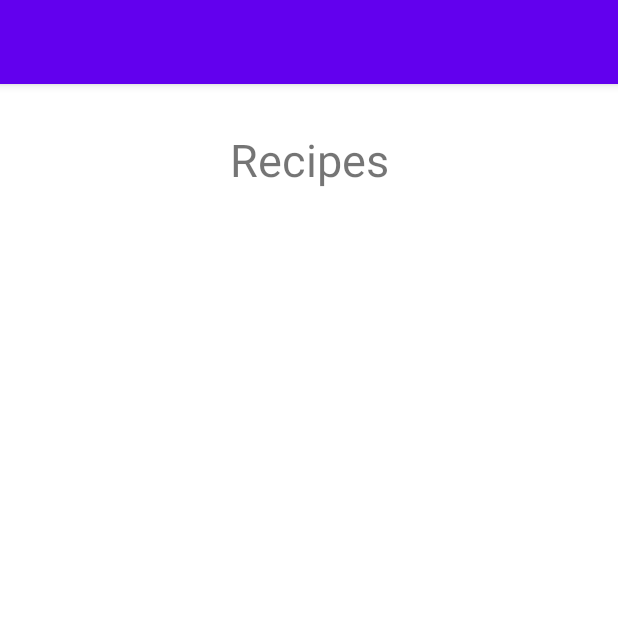
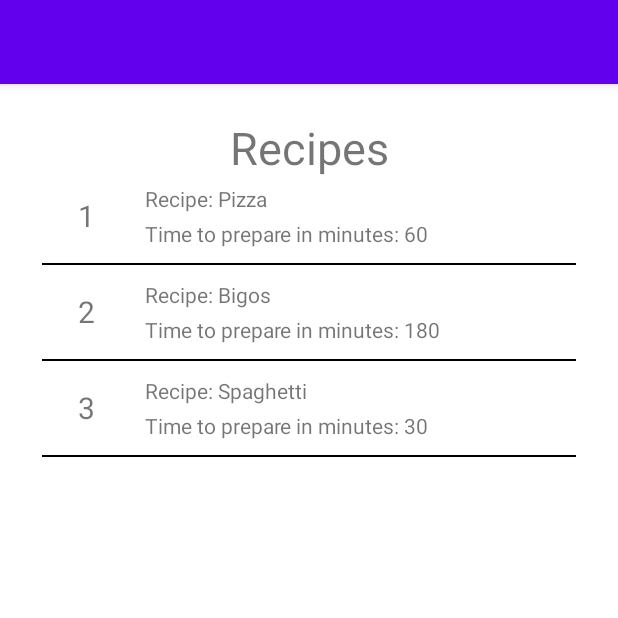
Before and after one commit to anras5/RecipeBox, an Android app: the screen it shows after launch (MainActivity), on a phone screen of 412 x 824 dp, the top half of it. Run offline under Robolectric (Android 15) with nearby library versions, the light colour scheme and no system bars.

Commit message:
Add recipe list in MainActivity.kt

```diff
--- a/app/src/main/java/com/example/recipebox/MainActivity.kt
+++ b/app/src/main/java/com/example/recipebox/MainActivity.kt
@@ -2,10 +2,66 @@ package com.example.recipebox
 
 import androidx.appcompat.app.AppCompatActivity
 import android.os.Bundle
+import androidx.recyclerview.widget.LinearLayoutManager
+import androidx.recyclerview.widget.RecyclerView
 
 class MainActivity : AppCompatActivity() {
+
+    lateinit var recipesRecyclerView: RecyclerView
+    lateinit var recipesListRecycler: MutableList<RecipeListItem>
+    lateinit var recipesList: MutableList<Recipe>
     override fun onCreate(savedInstanceState: Bundle?) {
         super.onCreate(savedInstanceState)
         setContentView(R.layout.activity_main)
+
+        recipesRecyclerView = findViewById(R.id.recyclerViewRecipes)
+        recipesRecyclerView.layoutManager = LinearLayoutManager(this)
+        recipesRecyclerView.setHasFixedSize(true)
+
+        recipesListRecycler = arrayListOf<RecipeListItem>()
+
+        recipesList = mutableListOf()
+        recipesList.add(
+            Recipe(
+                1,
+                "Pizza",
+                60,
+                "A delicious Italian dish consisting of a thin or thick crust, topped with tomato sauce, cheese, and various toppings such as meat, vegetables, or herbs."
+            )
+        )
+        recipesList.add(
+            Recipe(
+                2,
+                "Bigos",
+                180,
+                "Bigos is a traditional Polish stew made with sauerkraut, various meats, and sometimes mushrooms or prunes, simmered for hours with spices and often served with bread or potatoes."
+            )
+        )
+        recipesList.add(
+            Recipe(
+                3,
+                "Spaghetti",
+                30,
+                "Spaghetti is a long, thin pasta of Italian origin, typically served with a tomato-based sauce and often accompanied by meatballs, grated cheese, or other toppings"
+            )
+        )
+
+        getData()
+
+    }
+
+    private fun getData() {
+        for (recipe in recipesList) {
+            recipesListRecycler.add(
+                RecipeListItem(
+                    recipe.id,
+                    recipe.name,
+                    recipe.timeInMinutes
+                )
+            )
+        }
+
+        recipesRecyclerView.adapter = RecipesAdapter(recipesListRecycler)
+
     }
 }
--- /dev/null
+++ b/app/src/main/java/com/example/recipebox/Recipe.kt
@@ -0,0 +1,8 @@
+package com.example.recipebox
+
+data class Recipe (
+    var id: Int,
+    var name: String?,
+    var timeInMinutes: Int,
+    var description: String?,
+)
--- /dev/null
+++ b/app/src/main/java/com/example/recipebox/RecipeListItem.kt
@@ -0,0 +1,7 @@
+package com.example.recipebox
+
+data class RecipeListItem(
+    val number: Int,
+    var name: String?,
+    var timeInMinutes: Int
+)
--- /dev/null
+++ b/app/src/main/java/com/example/recipebox/RecipesAdapter.kt
@@ -0,0 +1,41 @@
+package com.example.recipebox
+
+import android.view.LayoutInflater
+import android.view.View
+import android.view.ViewGroup
+import android.widget.TextView
+import androidx.recyclerview.widget.RecyclerView
+import com.google.android.material.imageview.ShapeableImageView
+
+class RecipesAdapter(private val recipeListItem: MutableList<RecipeListItem>) :
+    RecyclerView.Adapter<RecipesAdapter.MyViewHolder>() {
+
+
+    override fun onCreateViewHolder(parent: ViewGroup, viewType: Int): MyViewHolder {
+
+        val itemView =
+            LayoutInflater.from(parent.context).inflate(R.layout.list_item, parent, false)
+        return MyViewHolder(itemView)
+
+    }
+
+    override fun onBindViewHolder(holder: MyViewHolder, position: Int) {
+        val currentItem = recipeListItem[position]
+        holder.tvNumber.text = currentItem.number.toString()
+        holder.tvRecipeName.text = "Recipe: ${currentItem.name}"
+        holder.tvTimeToPrepare.text = "Time to prepare in minutes: ${currentItem.timeInMinutes}"
+    }
+
+    override fun getItemCount(): Int {
+        return recipeListItem.size
+    }
+
+    class MyViewHolder(itemView: View) :
+        RecyclerView.ViewHolder(itemView) {
+
+        val tvNumber: TextView = itemView.findViewById(R.id.txtNumber)
+        val tvRecipeName: TextView = itemView.findViewById(R.id.txtRecipeName)
+        val tvTimeToPrepare: TextView = itemView.findViewById(R.id.txtTimeToPrepare)
+    }
+
+}
--- a/app/src/main/res/layout/activity_main.xml
+++ b/app/src/main/res/layout/activity_main.xml
@@ -7,14 +7,28 @@
     android:padding="20dp"
     tools:context=".MainActivity">
 
-    <TextView
+    <LinearLayout
         android:layout_width="match_parent"
         android:layout_height="wrap_content"
-        android:layout_gravity="center"
-        android:padding="10dp"
-        android:text="Recipes"
-        android:textAlignment="center"
-        android:textSize="30sp"/>
+        android:orientation="horizontal">
+
+        <TextView
+            android:layout_width="match_parent"
+            android:layout_height="wrap_content"
+            android:layout_gravity="center"
+            android:layout_margin="2dp"
+            android:layout_weight="1"
+            android:text="Recipes"
+            android:textAlignment="center"
+            android:textSize="30sp"/>
+
+    </LinearLayout>
+
+    <androidx.recyclerview.widget.RecyclerView
+        android:id="@+id/recyclerViewRecipes"
+        android:layout_width="match_parent"
+        android:layout_height="wrap_content"/>
+
 
 
 
--- /dev/null
+++ b/app/src/main/res/layout/list_item.xml
@@ -0,0 +1,55 @@
+<?xml version="1.0" encoding="utf-8"?>
+<LinearLayout xmlns:android="http://schemas.android.com/apk/res/android"
+    xmlns:tools="http://schemas.android.com/tools"
+    android:layout_width="match_parent"
+    android:layout_height="wrap_content"
+    android:orientation="vertical">
+
+    <LinearLayout
+        android:layout_width="match_parent"
+        android:layout_height="wrap_content"
+        android:orientation="horizontal">
+
+
+        <TextView
+            android:id="@+id/txtNumber"
+            android:layout_width="wrap_content"
+            android:layout_height="match_parent"
+            android:gravity="center"
+            android:layout_margin="2dp"
+            android:layout_weight="1"
+            android:text="1"
+            android:textSize="20sp" />
+
+        <LinearLayout
+            android:layout_width="0dp"
+            android:layout_height="wrap_content"
+            android:layout_weight="5"
+            android:orientation="vertical">
+
+            <TextView
+                android:id="@+id/txtRecipeName"
+                android:layout_width="match_parent"
+                android:layout_height="wrap_content"
+                android:layout_margin="2dp"
+                android:text="Name:" />
+
+            <TextView
+                android:id="@+id/txtTimeToPrepare"
+                android:layout_width="match_parent"
+                android:layout_height="wrap_content"
+                android:layout_margin="2dp"
+                android:text="Time to prepare in minutes:" />
+
+        </LinearLayout>
+
+    </LinearLayout>
+
+    <View
+        android:layout_width="match_parent"
+        android:layout_height="1dp"
+        android:layout_margin="8dp"
+        android:background="@color/black" />
+
+
+</LinearLayout>
```
